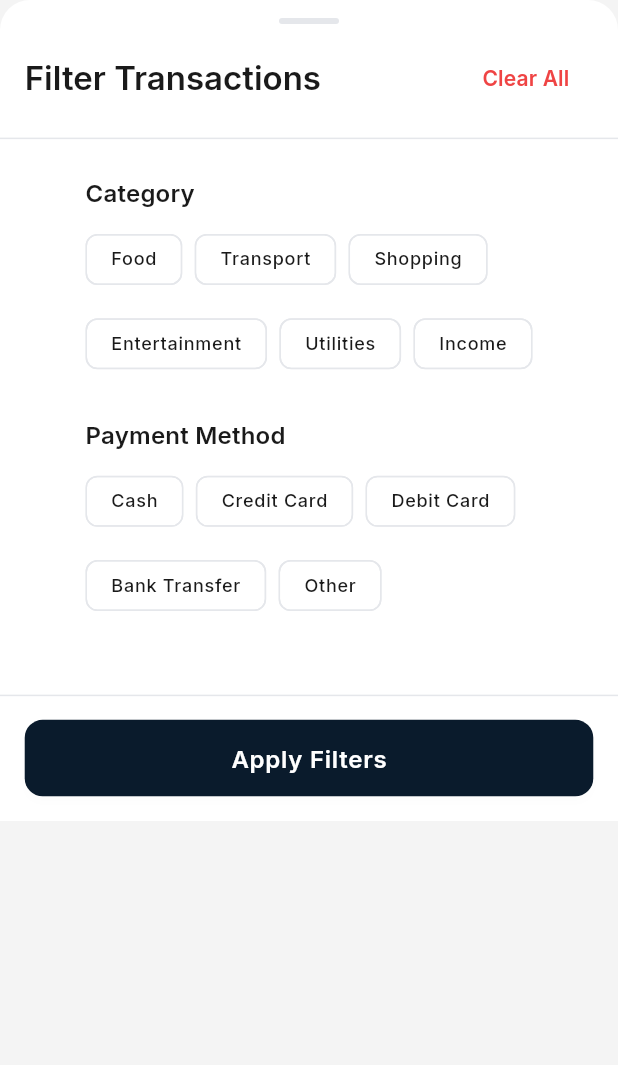
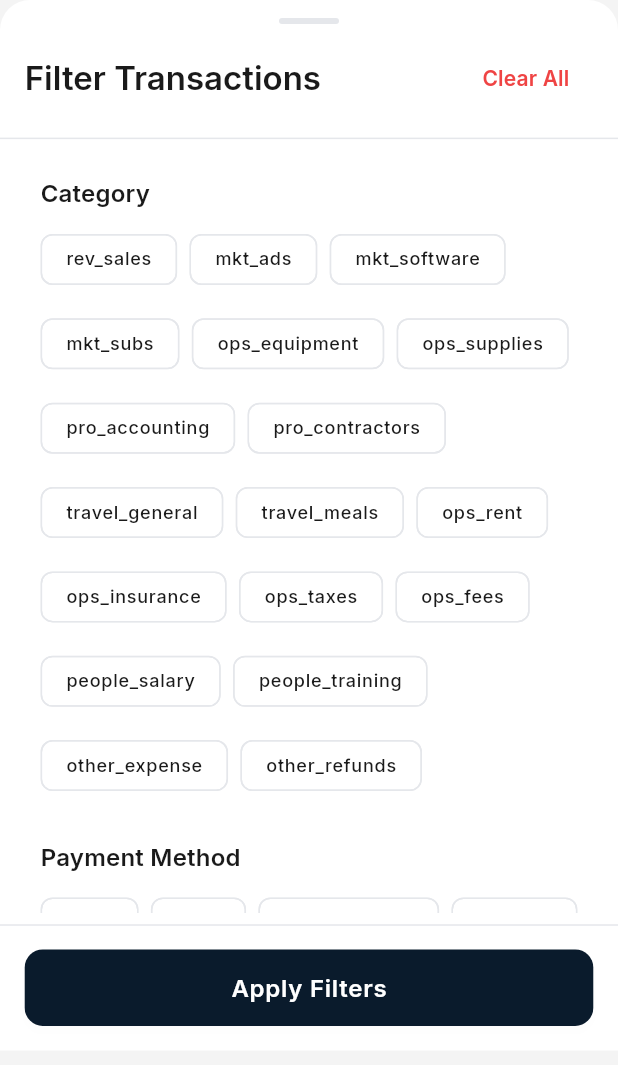
Before and after one commit to incorefinance/incore_finance_app, a Flutter app: the FilterBottomSheet widget shown alone on an empty page, opened directly with empty values, on a phone screen of 412 x 824 dp. Shown: the top 1065 px of the screen. Run offline on Flutter 3.47's test engine with Material 3 defaults, Android fonts, the light colour scheme and no system bars; our stand-ins replace cached_network_image, connectivity_plus, currency_text_input_formatter, fl_chart, flutter_svg, google_fonts and 3 more; accounts and stored records are empty; network calls fail.

Commit message:
Fix filter bottom sheet return and payment method parsing

```diff
--- /dev/null
+++ b/lib/models/payment_method.dart
@@ -0,0 +1,89 @@
+enum PaymentMethod {
+  cash,
+  card,
+  bankTransfer,
+  mbWay,
+  paypal,
+  directDebit,
+  other,
+}
+
+class PaymentMethodParser {
+  static PaymentMethod? fromAny(String? value) {
+    if (value == null) return null;
+
+    final v = value.trim();
+    if (v.isEmpty) return null;
+
+    final normalized = v.toLowerCase();
+
+    // dbValue match
+    for (final m in PaymentMethod.values) {
+      if (m.dbValue == normalized) return m;
+    }
+
+    // label match
+    for (final m in PaymentMethod.values) {
+      if (m.label.toLowerCase() == normalized) return m;
+    }
+
+    // common variants
+    switch (normalized) {
+      case 'bank transfer':
+      case 'bank_transfer':
+        return PaymentMethod.bankTransfer;
+      case 'mbway':
+      case 'mb way':
+      case 'mb_way':
+        return PaymentMethod.mbWay;
+      case 'direct debit':
+      case 'direct_debit':
+        return PaymentMethod.directDebit;
+      default:
+        return PaymentMethod.other;
+    }
+  }
+
+  // Keep the old method name your code calls
+  static PaymentMethod? fromDbValue(String? value) => fromAny(value);
+}
+
+extension PaymentMethodX on PaymentMethod {
+  String get dbValue {
+    switch (this) {
+      case PaymentMethod.cash:
+        return 'cash';
+      case PaymentMethod.card:
+        return 'card';
+      case PaymentMethod.bankTransfer:
+        return 'bank_transfer';
+      case PaymentMethod.mbWay:
+        return 'mb_way';
+      case PaymentMethod.paypal:
+        return 'paypal';
+      case PaymentMethod.directDebit:
+        return 'direct_debit';
+      case PaymentMethod.other:
+        return 'other';
+    }
+  }
+
+  String get label {
+    switch (this) {
+      case PaymentMethod.cash:
+        return 'Cash';
+      case PaymentMethod.card:
+        return 'Card';
+      case PaymentMethod.bankTransfer:
+        return 'Bank Transfer';
+      case PaymentMethod.mbWay:
+        return 'MB Way';
+      case PaymentMethod.paypal:
+        return 'PayPal';
+      case PaymentMethod.directDebit:
+        return 'Direct Debit';
+      case PaymentMethod.other:
+        return 'Other';
+    }
+  }
+}
--- a/lib/presentation/transactions_list/widgets/filter_bottom_sheet.dart
+++ b/lib/presentation/transactions_list/widgets/filter_bottom_sheet.dart
@@ -2,8 +2,8 @@ import 'package:flutter/material.dart';
 import 'package:sizer/sizer.dart';
 
 import '../../../core/app_export.dart';
+import '../../../models/payment_method.dart';
 
-/// Bottom sheet for transaction filtering options
 class FilterBottomSheet extends StatefulWidget {
   final Map<String, dynamic> currentFilters;
   final Function(Map<String, dynamic>) onApplyFilters;
@@ -24,7 +24,6 @@ class _FilterBottomSheetState extends State<FilterBottomSheet> {
   @override
   void initState() {
     super.initState();
-    // Copy so we never mutate the original map reference
     _filters = Map<String, dynamic>.from(widget.currentFilters);
   }
 
@@ -34,9 +33,9 @@ class _FilterBottomSheetState extends State<FilterBottomSheet> {
     });
   }
 
-  void _selectPaymentMethod(String? method) {
+  void _selectPaymentMethod(String? methodDbValue) {
     setState(() {
-      _filters['paymentMethod'] = method;
+      _filters['paymentMethod'] = methodDbValue;
     });
   }
 
@@ -60,23 +59,28 @@ class _FilterBottomSheetState extends State<FilterBottomSheet> {
     final theme = Theme.of(context);
     final colorScheme = theme.colorScheme;
 
-    // You can adjust these lists later to match your real categories
     final categories = [
-      'Food',
-      'Transport',
-      'Shopping',
-      'Entertainment',
-      'Utilities',
-      'Income',
+      'rev_sales',
+      'mkt_ads',
+      'mkt_software',
+      'mkt_subs',
+      'ops_equipment',
+      'ops_supplies',
+      'pro_accounting',
+      'pro_contractors',
+      'travel_general',
+      'travel_meals',
+      'ops_rent',
+      'ops_insurance',
+      'ops_taxes',
+      'ops_fees',
+      'people_salary',
+      'people_training',
+      'other_expense',
+      'other_refunds',
     ];
 
-    final paymentMethods = [
-      'Cash',
-      'Credit Card',
-      'Debit Card',
-      'Bank Transfer',
-      'Other',
-    ];
+    final selectedPaymentDbValue = _filters['paymentMethod'] as String?;
 
     return Container(
       decoration: BoxDecoration(
@@ -90,14 +94,12 @@ class _FilterBottomSheetState extends State<FilterBottomSheet> {
             bottom: MediaQuery.of(context).viewInsets.bottom,
           ),
           child: ConstrainedBox(
-            // Cap total sheet height so Column never overflows
             constraints: BoxConstraints(
               maxHeight: MediaQuery.of(context).size.height * 0.85,
             ),
             child: Column(
               mainAxisSize: MainAxisSize.min,
               children: [
-                // Drag handle
                 Container(
                   width: 40,
                   height: 4,
@@ -108,16 +110,12 @@ class _FilterBottomSheetState extends State<FilterBottomSheet> {
                   ),
                 ),
 
-                // Header row
                 Padding(
                   padding: EdgeInsets.symmetric(horizontal: 4.w),
                   child: Row(
                     mainAxisAlignment: MainAxisAlignment.spaceBetween,
                     children: [
-                      Text(
-                        'Filter Transactions',
-                        style: theme.textTheme.titleLarge,
-                      ),
+                      Text('Filter Transactions', style: theme.textTheme.titleLarge),
                       TextButton(
                         onPressed: _clearFilters,
                         child: Text(
@@ -134,82 +132,69 @@ class _FilterBottomSheetState extends State<FilterBottomSheet> {
                 SizedBox(height: 1.h),
                 Divider(color: colorScheme.outline),
 
-                // ✅ Small amendment: use Flexible instead of fixed height
                 Flexible(
                   child: SingleChildScrollView(
-                    padding: EdgeInsets.symmetric(
-                      horizontal: 4.w,
-                      vertical: 2.h,
-                    ),
+                    padding: EdgeInsets.symmetric(horizontal: 4.w, vertical: 2.h),
                     child: Column(
                       crossAxisAlignment: CrossAxisAlignment.start,
                       children: [
-                        // Category section
-                        Text(
-                          'Category',
-                          style: theme.textTheme.titleMedium,
-                        ),
+                        Text('Category', style: theme.textTheme.titleMedium),
                         SizedBox(height: 1.h),
                         Wrap(
                           spacing: 2.w,
                           runSpacing: 1.h,
-                          children: categories.map((category) {
-                            final isSelected = _filters['categoryId'] == category;
+                          children: categories.map((categoryId) {
+                            final isSelected = _filters['categoryId'] == categoryId;
                             return FilterChip(
-                              label: Text(category),
+                              label: Text(
+                                categoryId,
+                                style: theme.textTheme.labelMedium?.copyWith(
+                                  color: isSelected
+                                      ? colorScheme.onPrimaryContainer
+                                      : colorScheme.onSurface,
+                                  fontSize: 12,
+                                ),
+                              ),
                               selected: isSelected,
-                              onSelected: (_) => _selectCategory(
-                                isSelected ? null : category,
-                              ),
+                              onSelected: (_) => _selectCategory(isSelected ? null : categoryId),
                               backgroundColor: colorScheme.surface,
                               selectedColor: colorScheme.primaryContainer,
                               checkmarkColor: colorScheme.primary,
-                              labelStyle: theme.textTheme.labelMedium?.copyWith(
-                                color: isSelected
-                                    ? colorScheme.onPrimaryContainer
-                                    : colorScheme.onSurface,
-                              ),
                             );
                           }).toList(),
                         ),
 
                         SizedBox(height: 3.h),
 
-                        // Payment method section
-                        Text(
-                          'Payment Method',
-                          style: theme.textTheme.titleMedium,
-                        ),
+                        Text('Payment Method', style: theme.textTheme.titleMedium),
                         SizedBox(height: 1.h),
                         Wrap(
                           spacing: 2.w,
                           runSpacing: 1.h,
-                          children: paymentMethods.map((method) {
-                            final isSelected =
-                                _filters['paymentMethod'] == method;
+                          children: PaymentMethod.values.map((method) {
+                            final isSelected = selectedPaymentDbValue == method.dbValue;
                             return FilterChip(
-                              label: Text(method),
+                              label: Text(
+                                method.label,
+                                style: theme.textTheme.labelMedium?.copyWith(
+                                  color: isSelected
+                                      ? colorScheme.onPrimaryContainer
+                                      : colorScheme.onSurface,
+                                  fontSize: 12,
+                                ),
+                              ),
                               selected: isSelected,
                               onSelected: (_) => _selectPaymentMethod(
-                                isSelected ? null : method,
+                                isSelected ? null : method.dbValue,
                               ),
                               backgroundColor: colorScheme.surface,
                               selectedColor: colorScheme.primaryContainer,
                               checkmarkColor: colorScheme.primary,
-                              labelStyle: theme.textTheme.labelMedium?.copyWith(
-                                color: isSelected
-                                    ? colorScheme.onPrimaryContainer
-                                    : colorScheme.onSurface,
-                              ),
                             );
                           }).toList(),
                         ),
 
                         SizedBox(height: 3.h),
-
-                        // You can later add client / date range fields here
-                        // respecting the existing keys in _filters:
-                        // 'client', 'startDate', 'endDate', 'dateRange'.
                       ],
                     ),
                   ),
@@ -217,16 +202,10 @@ class _FilterBottomSheetState extends State<FilterBottomSheet> {
 
                 Divider(color: colorScheme.outline),
 
-                // Apply button
                 Padding(
                   padding: EdgeInsets.fromLTRB(4.w, 1.h, 4.w, 2.h),
                   child: ElevatedButton(
-                    onPressed: () {
-                      // ✅ minimal fix: actually return filters to the caller
-                      final result = Map<String, dynamic>.from(_filters);
-                      widget.onApplyFilters(result);
-                      Navigator.pop(context, result);
-                    },
+                    onPressed: _applyFilters,
                     style: ElevatedButton.styleFrom(
                       minimumSize: Size(double.infinity, 6.h),
                     ),
```
Also changed, not shown: lib/presentation/add_transaction/widgets/payment_method_selector.dart (+30 -12 lines), lib/presentation/transactions_list/transactions_list.dart (+49 -179 lines), 1 other file.
